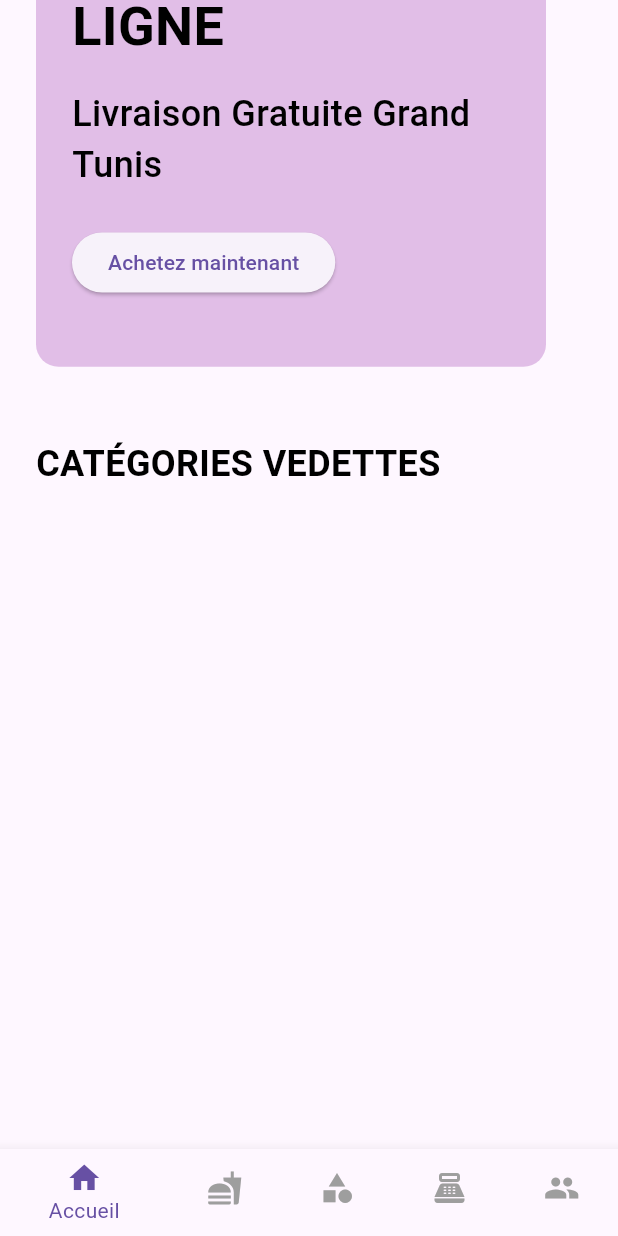
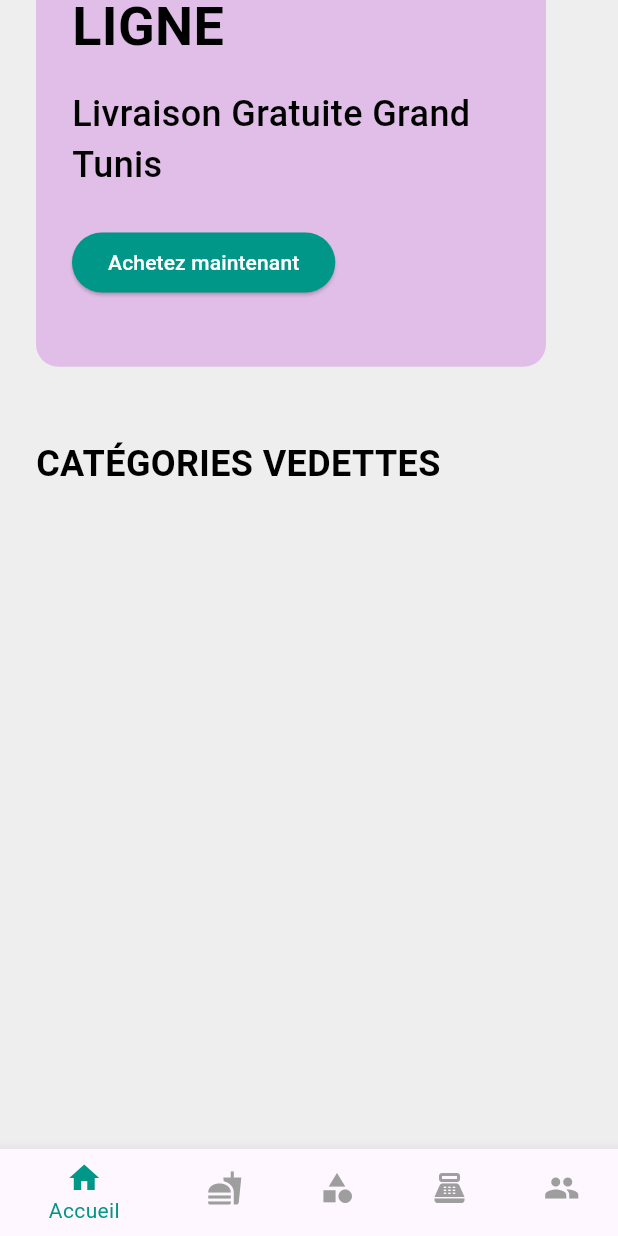
Before and after one commit to cheima-gue/animal_shop, a Flutter app: the screen it shows after launch, scrolled down 384 dp, on a phone screen of 412 x 824 dp. Run offline on Flutter 3.47's test engine with Material 3 defaults, Android fonts, the phone set to English and light mode, and no system bars; our stand-ins replace image_picker, sqflite_common_ffi; accounts and stored records are empty.

Commit message:
liste client

```diff
--- a/lib/main.dart
+++ b/lib/main.dart
@@ -1,22 +1,13 @@
 // lib/main.dart
 
 import 'package:flutter/material.dart';
+import 'package:my_desktop_app/viewmodels/client_viewmodel.dart';
 import 'package:provider/provider.dart';
-import 'package:sqflite_common_ffi/sqflite_ffi.dart';
-import '../views/home_page.dart';
-import '../viewmodels/produit_viewmodel.dart';
-import '../viewmodels/category_viewmodel.dart';
-import '../viewmodels/cart_viewmodel.dart'; // NOUVEAU : Importez le CartViewModel
-import '../services/database_helper.dart';
+import 'views/home_page.dart';
+import 'viewmodels/produit_viewmodel.dart';
+import 'viewmodels/category_viewmodel.dart';
 
-Future<void> main() async {
-  WidgetsFlutterBinding.ensureInitialized();
-
-  sqfliteFfiInit();
-  databaseFactory = databaseFactoryFfi;
-
-  await DatabaseHelper().initDatabase();
-
+void main() {
   runApp(const MyApp());
 }
 
@@ -30,55 +21,34 @@ class MyApp extends StatelessWidget {
         ChangeNotifierProvider(create: (_) => ProduitViewModel()),
         ChangeNotifierProvider(create: (_) => CategoryViewModel()),
         ChangeNotifierProvider(
-            create: (_) =>
-                CartViewModel()), // NOUVEAU : Ajoutez le CartViewModel
+            create: (_) => ClientViewModel()), // Ajoutez le ClientViewModel ici
       ],
       child: MaterialApp(
-        title: 'Gestion des Produits Desktop',
-        debugShowCheckedModeBanner: false,
+        title: 'My Desktop App',
         theme: ThemeData(
-          primarySwatch: Colors.teal,
-          visualDensity: VisualDensity.adaptivePlatformDensity,
+          primaryColor: Colors.teal,
+          scaffoldBackgroundColor: Colors.grey[200],
+          cardColor: Colors.white,
           appBarTheme: const AppBarTheme(
-            backgroundColor: Colors.teal,
+            color: Colors.teal,
             foregroundColor: Colors.white,
-            centerTitle: true,
-            elevation: 2,
           ),
-          floatingActionButtonTheme: const FloatingActionButtonThemeData(
-            backgroundColor: Colors.teal,
-            foregroundColor: Colors.white,
+          elevatedButtonTheme: ElevatedButtonThemeData(
+            style: ElevatedButton.styleFrom(
+              backgroundColor: Colors.teal,
+              foregroundColor: Colors.white,
+            ),
           ),
           inputDecorationTheme: InputDecorationTheme(
             border: OutlineInputBorder(
-              borderRadius: BorderRadius.circular(10),
+              borderRadius: BorderRadius.circular(8.0),
             ),
             focusedBorder: OutlineInputBorder(
-              borderRadius: BorderRadius.circular(10),
-              borderSide: const BorderSide(color: Colors.teal, width: 2),
-            ),
-            labelStyle: const TextStyle(color: Colors.teal),
-          ),
-          dropdownMenuTheme: DropdownMenuThemeData(
-            menuStyle: MenuStyle(
-              backgroundColor: WidgetStateProperty.all(Colors.white),
-              elevation: WidgetStateProperty.all(4),
-              shape: WidgetStateProperty.all(RoundedRectangleBorder(
-                borderRadius: BorderRadius.circular(10),
-              )),
-            ),
-            textStyle: const TextStyle(color: Colors.black87),
-            inputDecorationTheme: InputDecorationTheme(
-              border: OutlineInputBorder(
-                borderRadius: BorderRadius.circular(10),
-              ),
-              focusedBorder: OutlineInputBorder(
-                borderRadius: BorderRadius.circular(10),
-                borderSide: const BorderSide(color: Colors.teal, width: 2),
-              ),
-              labelStyle: const TextStyle(color: Colors.teal),
+              borderRadius: BorderRadius.circular(8.0),
+              borderSide: const BorderSide(color: Colors.teal, width: 2.0),
             ),
           ),
+          useMaterial3: true,
         ),
         home: const HomePage(),
       ),
--- /dev/null
+++ b/lib/viewmodels/client_viewmodel.dart
@@ -0,0 +1,40 @@
+// lib/viewmodels/client_viewmodel.dart
+
+import 'package:flutter/material.dart';
+import '../models/client.dart';
+import '../services/database_helper.dart';
+
+class ClientViewModel extends ChangeNotifier {
+  final DatabaseHelper _dbHelper = DatabaseHelper();
+  List<Client> _clients = [];
+  List<Client> _filteredClients = [];
+
+  List<Client> get clients => _clients;
+  List<Client> get filteredClients => _filteredClients;
+
+  ClientViewModel() {
+    fetchClients();
+  }
+
+  Future<void> fetchClients() async {
+    _clients = await _dbHelper.getClients();
+    _filteredClients = _clients;
+    notifyListeners();
+  }
+
+  void searchClients(String query) {
+    if (query.isEmpty) {
+      _filteredClients = _clients;
+    } else {
+      _filteredClients = _clients.where((client) {
+        final fullName =
+            '${client.firstName.toLowerCase()} ${client.lastName.toLowerCase()}';
+        final tel = client.tel.toLowerCase();
+        final lowerCaseQuery = query.toLowerCase();
+        return fullName.contains(lowerCaseQuery) ||
+            tel.contains(lowerCaseQuery);
+      }).toList();
+    }
+    notifyListeners();
+  }
+}
--- a/lib/views/home_page.dart
+++ b/lib/views/home_page.dart
@@ -11,7 +11,7 @@ import 'produit_home_page.dart';
 import 'category_management_page.dart';
 import 'produit_list_page.dart';
 import 'caisse_page.dart';
-import 'client_management_page.dart'; // Importez la nouvelle page
+import 'client_management_page.dart';
 
 class HomePage extends StatefulWidget {
   const HomePage({super.key});
@@ -23,13 +23,12 @@ class HomePage extends StatefulWidget {
 class _HomePageState extends State<HomePage> {
   int _selectedIndex = 0;
 
-  // L'erreur vient du fait que _HomePageContent est une classe de widget, pas une méthode de _HomePageState
   final List<Widget> _pages = [
-    _HomePageContent(), // Appelez la classe du widget ici
+    const _HomePageContent(), // Correct : instanciation avec 'const'
     const ProduitHomePage(),
     const CategoryManagementPage(),
     const CaissePage(),
-    const ClientManagementPage(), // Ajoutez la nouvelle page ici
+    const ClientManagementPage(),
   ];
 
   void _onItemTapped(int index) {
@@ -75,7 +74,6 @@ class _HomePageState extends State<HomePage> {
             label: 'Caisse',
           ),
           BottomNavigationBarItem(
-            // Nouvel onglet pour les clients
             icon: Icon(Icons.group),
             label: 'Clients',
           ),
@@ -89,8 +87,9 @@ class _HomePageState extends State<HomePage> {
   }
 }
 
-// Le reste de la classe _HomePageContent reste inchangé.
 class _HomePageContent extends StatelessWidget {
+  const _HomePageContent({super.key}); // Ajout d'un constructeur avec une clé
+
   @override
   Widget build(BuildContext context) {
     return SingleChildScrollView(
```
Also changed, not shown: lib/services/database_helper.dart (+19 -4 lines), lib/viewmodels/produit_viewmodel.dart (+64 -55 lines), lib/views/caisse_page.dart (+142 -110 lines).
